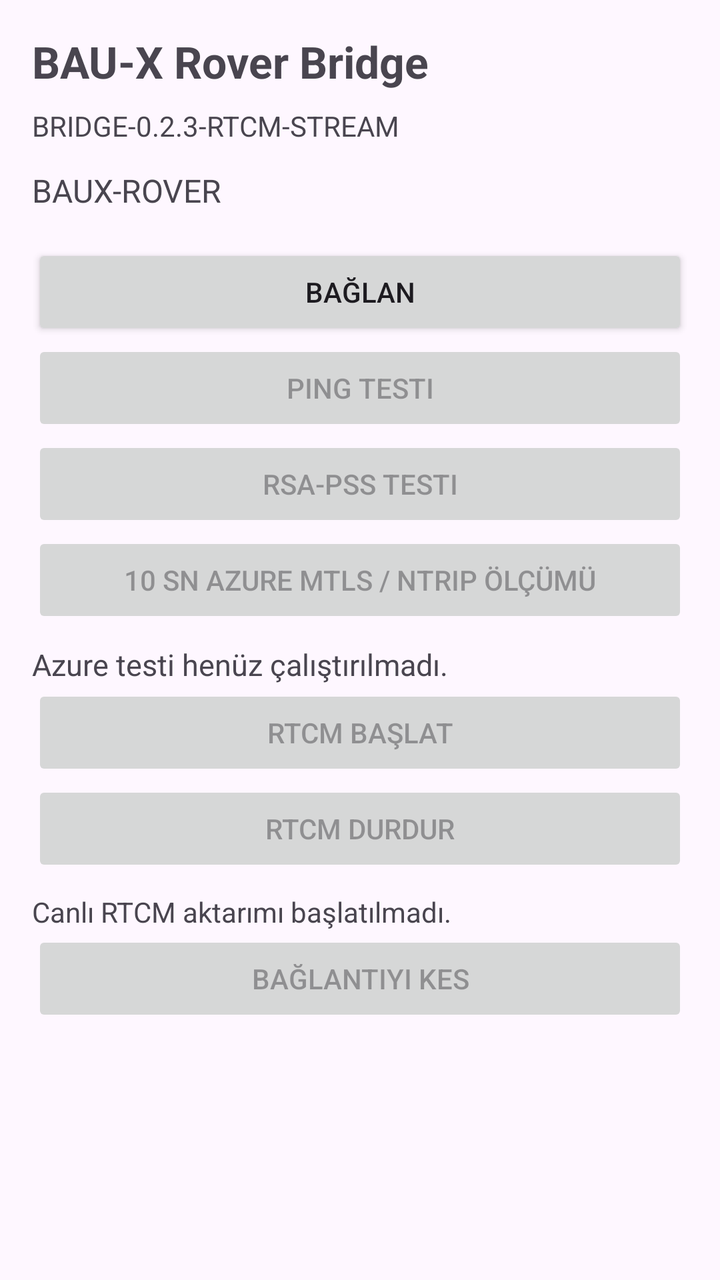
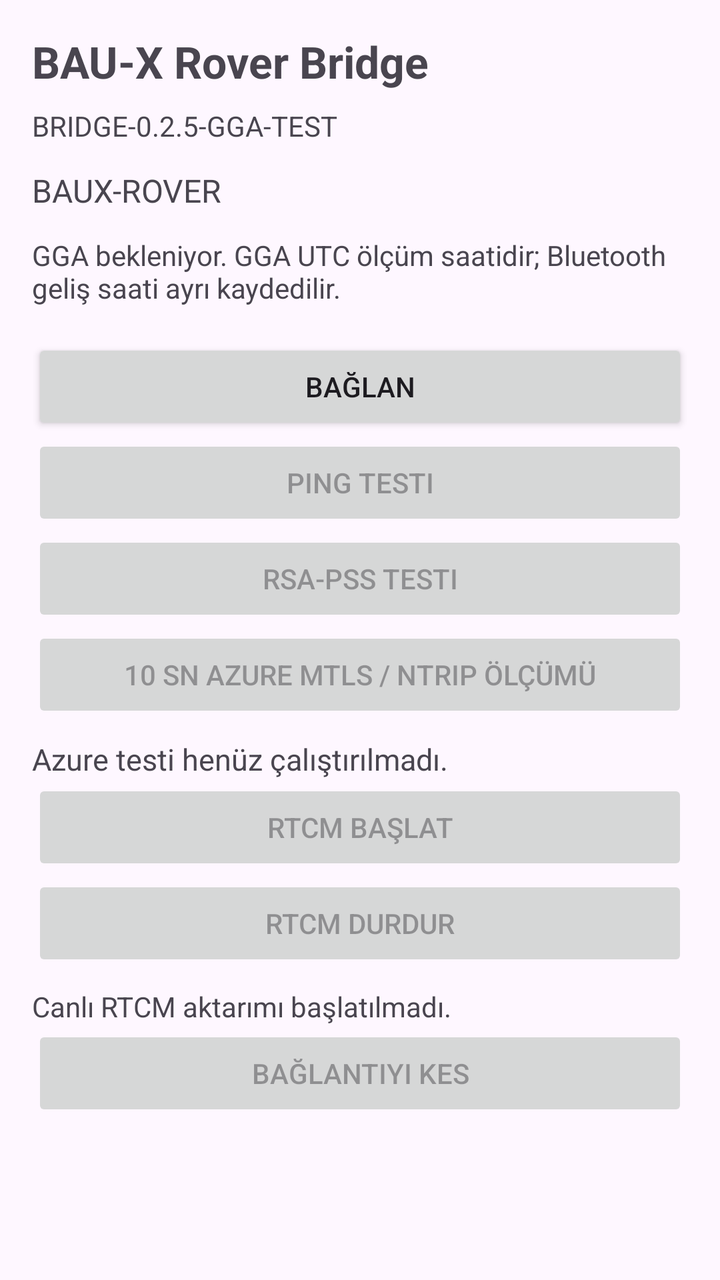

Screens rendered from an Android XML layout before and after an edit, with the pre-edit source and the edit as a unified diff.
<!-- AndroidManifest.xml: application theme Theme.BauxRoverBridge -->
<!-- res/layout/activity_main.xml -->
<?xml version="1.0" encoding="utf-8"?>
<ScrollView xmlns:android="http://schemas.android.com/apk/res/android"
    android:layout_width="match_parent"
    android:layout_height="match_parent"
    android:fillViewport="true">

<LinearLayout
    android:layout_width="match_parent"
    android:layout_height="wrap_content"
    android:orientation="vertical"
    android:padding="16dp">

    <TextView
        android:id="@+id/titleText"
        android:layout_width="wrap_content"
        android:layout_height="wrap_content"
        android:text="BAU-X Rover Bridge"
        android:textSize="22sp"
        android:textStyle="bold" />

    <TextView
        android:id="@+id/versionText"
        android:layout_width="wrap_content"
        android:layout_height="wrap_content"
        android:layout_marginTop="8dp"
        android:text="BRIDGE-0.2.3-RTCM-STREAM"
        android:textSize="14sp" />

    <TextView
        android:id="@+id/statusText"
        android:layout_width="wrap_content"
        android:layout_height="wrap_content"
        android:layout_marginTop="12dp"
        android:text="BAUX-ROVER"
        android:textSize="16sp" />

    <Button
        android:id="@+id/connectButton"
        android:layout_width="match_parent"
        android:layout_height="wrap_content"
        android:layout_marginTop="16dp"
        android:text="@string/connect" />

    <Button
        android:id="@+id/pingButton"
        android:layout_width="match_parent"
        android:layout_height="wrap_content"
        android:enabled="false"
        android:text="@string/ping_test" />

    <Button
        android:id="@+id/rsaButton"
        android:layout_width="match_parent"
        android:layout_height="wrap_content"
        android:enabled="false"
        android:text="@string/rsa_test" />

    <Button
        android:id="@+id/azureButton"
        android:layout_width="match_parent"
        android:layout_height="wrap_content"
        android:enabled="false"
        android:text="@string/azure_test" />

    <TextView
        android:id="@+id/azureStatusText"
        android:layout_width="match_parent"
        android:layout_height="wrap_content"
        android:layout_marginTop="8dp"
        android:text="Azure testi henüz çalıştırılmadı."
        android:textSize="15sp" />

    <Button
        android:id="@+id/rtcmStartButton"
        android:layout_width="match_parent"
        android:layout_height="wrap_content"
        android:enabled="false"
        android:text="@string/rtcm_start" />

    <Button
        android:id="@+id/rtcmStopButton"
        android:layout_width="match_parent"
        android:layout_height="wrap_content"
        android:enabled="false"
        android:text="@string/rtcm_stop" />

    <TextView
        android:id="@+id/rtcmStatusText"
        android:layout_width="match_parent"
        android:layout_height="wrap_content"
        android:layout_marginTop="8dp"
        android:text="Canlı RTCM aktarımı başlatılmadı."
        android:textSize="14sp" />

    <Button
        android:id="@+id/disconnectButton"
        android:layout_width="match_parent"
        android:layout_height="wrap_content"
        android:enabled="false"
        android:text="@string/disconnect" />

</LinearLayout>
</ScrollView>
<!-- resources referenced by this layout -->
<resources>
  <string name="azure_test">10 sn Azure mTLS / NTRIP Ölçümü</string>
  <string name="connect">Bağlan</string>
  <string name="disconnect">Bağlantıyı Kes</string>
  <string name="ping_test">PING Testi</string>
  <string name="rsa_test">RSA-PSS Testi</string>
  <string name="rtcm_start">RTCM Başlat</string>
  <string name="rtcm_stop">RTCM Durdur</string>
  <style name="Theme.BauxRoverBridge" parent="Theme.Material3.DayNight.NoActionBar" />
</resources>

<!-- the commit's change to res/layout/activity_main.xml (unified diff, before → after) -->
@@ -23,7 +23,7 @@
         android:layout_width="wrap_content"
         android:layout_height="wrap_content"
         android:layout_marginTop="8dp"
-        android:text="BRIDGE-0.2.3-RTCM-STREAM"
+        android:text="BRIDGE-0.2.5-GGA-TEST"
         android:textSize="14sp" />
 
     <TextView
@@ -33,6 +33,15 @@
         android:layout_marginTop="12dp"
         android:text="BAUX-ROVER"
         android:textSize="16sp" />
+
+    <TextView
+        android:id="@+id/ggaStatusText"
+        android:layout_width="match_parent"
+        android:layout_height="wrap_content"
+        android:layout_marginTop="12dp"
+        android:text="GGA bekleniyor. GGA UTC ölçüm saatidir; Bluetooth geliş saati ayrı kaydedilir."
+        android:textIsSelectable="true"
+        android:textSize="14sp" />
 
     <Button
         android:id="@+id/connectButton"
